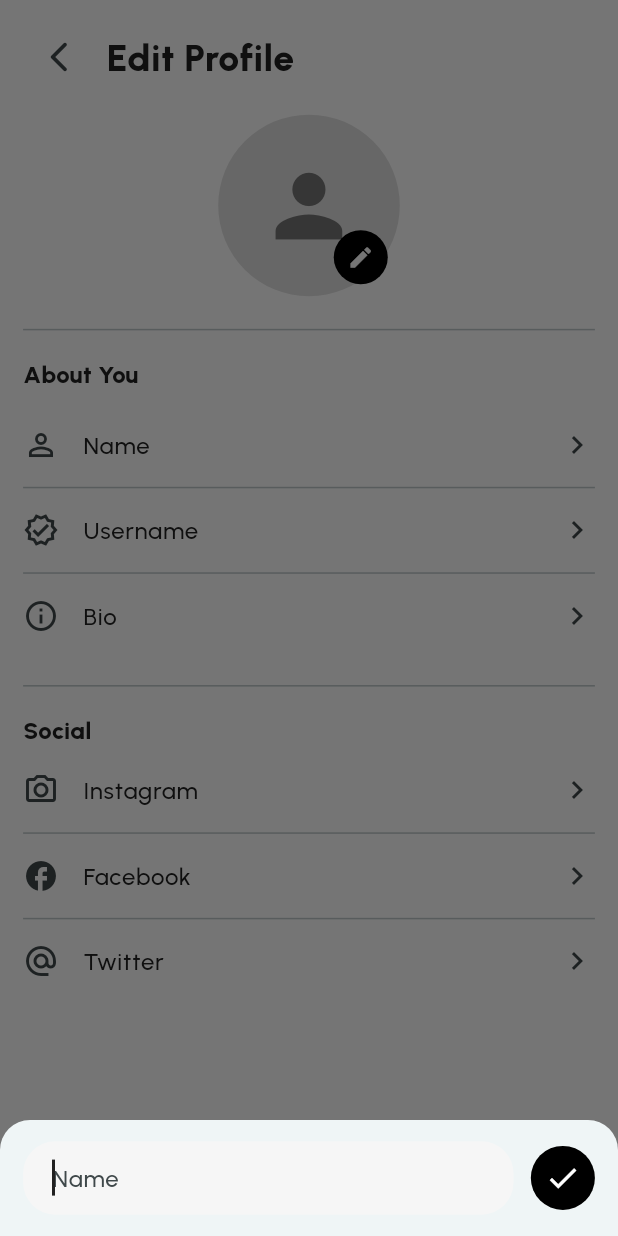
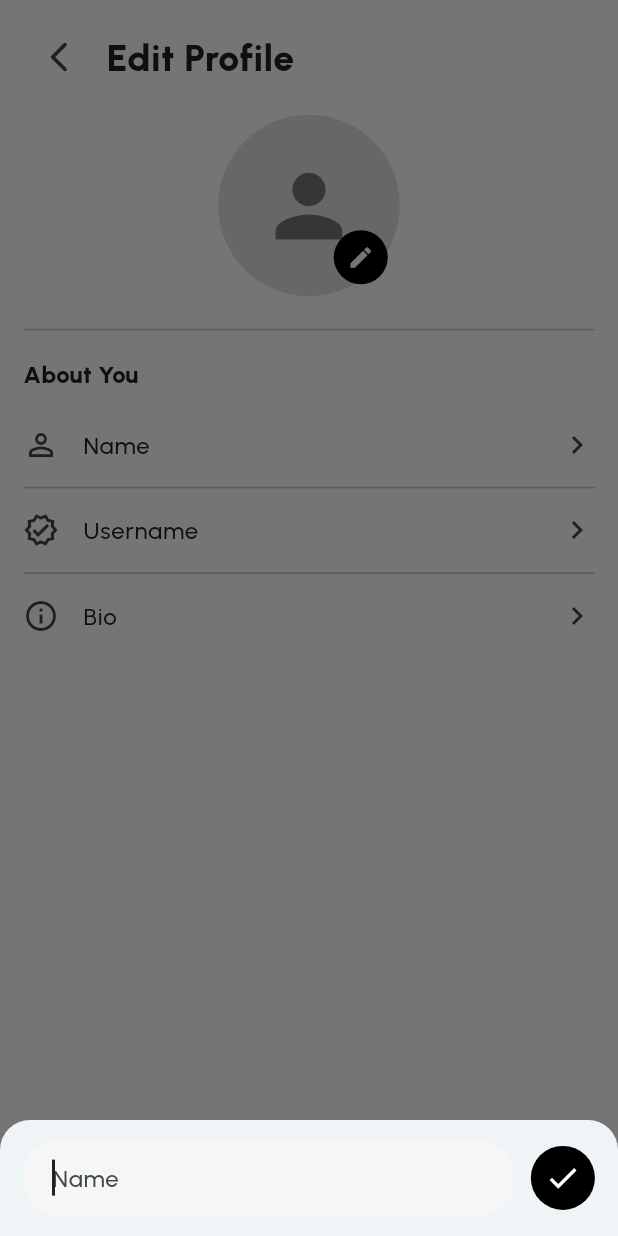
Before and after one commit to ayoubelbadaoui/boomerang, a Flutter app: the EditProfilePage screen opened directly, after a tap on "Name", on a phone screen of 412 x 824 dp. Run offline on Flutter 3.47's test engine with Material 3 defaults, Android fonts, the phone set to English and light mode, and no system bars; our stand-ins replace audioplayers, camera, cloud_firestore, emoji_picker_flutter, firebase_auth, firebase_core and 14 more; missing offline and left inert: audio_session, ffmpeg_kit_flutter_new, record; accounts and stored records are empty.

Commit message:
remove social media fields (IG, Facebook, Twitter) from profile
Made-with: Cursor

```diff
--- a/lib/features/profile/application/profile_controller.dart
+++ b/lib/features/profile/application/profile_controller.dart
@@ -40,9 +40,6 @@ class ProfileController extends AsyncNotifier<UserProfile?> {
     String? avatarUrl,
     String? phone,
     String? bio,
-    String? instagram,
-    String? facebook,
-    String? twitter,
   }) async {
     final repo = ref.read(userProfileRepoProvider);
     await repo.updateCurrentUserProfile(
@@ -51,9 +48,6 @@ class ProfileController extends AsyncNotifier<UserProfile?> {
       avatarUrl: avatarUrl,
       phone: phone,
       bio: bio,
-      instagram: instagram,
-      facebook: facebook,
-      twitter: twitter,
     );
 
     // Keep multi-account session data in sync for the switcher UI
--- a/lib/features/profile/domain/user_profile.dart
+++ b/lib/features/profile/domain/user_profile.dart
@@ -8,9 +8,6 @@ class UserProfile {
     this.email = '',
     this.phone = '',
     this.birthday,
-    this.instagram = '',
-    this.facebook = '',
-    this.twitter = '',
     this.isPrivate = false,
     this.followersCount = 0,
     this.followingCount = 0,
@@ -25,9 +22,6 @@ class UserProfile {
   final String email;
   final String phone;
   final DateTime? birthday;
-  final String instagram;
-  final String facebook;
-  final String twitter;
   final bool isPrivate;
   final int followersCount;
   final int followingCount;
@@ -53,9 +47,6 @@ class UserProfile {
       email: (data['email'] ?? '') as String,
       phone: (data['phone'] ?? '') as String,
       birthday: _parseBirthday(data['birthday']),
-      instagram: (data['instagram'] ?? '') as String,
-      facebook: (data['facebook'] ?? '') as String,
-      twitter: (data['twitter'] ?? '') as String,
       isPrivate: (data['isPrivate'] ?? false) as bool,
       followersCount: (data['followersCount'] ?? 0) as int,
       followingCount: (data['followingCount'] ?? 0) as int,
--- a/lib/features/profile/infrastructure/user_profile_repo.dart
+++ b/lib/features/profile/infrastructure/user_profile_repo.dart
@@ -149,9 +149,6 @@ class UserProfileRepo {
     String? email,
     String? phone,
     String? bio,
-    String? instagram,
-    String? facebook,
-    String? twitter,
     DateTime? birthday,
   }) async {
     final uid = _auth.currentUser?.uid;
@@ -165,9 +162,6 @@ class UserProfileRepo {
       if (email != null) 'email': email,
       if (phone != null) 'phone': phone,
       if (bio != null) 'bio': bio,
-      if (instagram != null) 'instagram': instagram,
-      if (facebook != null) 'facebook': facebook,
-      if (twitter != null) 'twitter': twitter,
       if (birthday != null) 'birthday': birthday.toIso8601String(),
       'updatedAt': FieldValue.serverTimestamp(),
     };
--- a/lib/features/profile/presentation/widgets/edit_profile_page.dart
+++ b/lib/features/profile/presentation/widgets/edit_profile_page.dart
@@ -143,56 +143,6 @@ class _EditProfilePageState extends ConsumerState<EditProfilePage> {
                   ),
             ),
             SizedBox(height: 12.h),
-            const Divider(),
-            SizedBox(height: 12.h),
-            Text(
-              'Social',
-              style: TextStyle(fontWeight: FontWeight.w800, fontSize: 18.sp),
-            ),
-            _NavItem(
-              icon: Icons.camera_alt_outlined,
-              label: 'Instagram',
-              value: p?.instagram ?? '',
-              onTap:
-                  () => _editValue(
-                    title: 'Instagram',
-                    initial: p?.instagram ?? '',
-                    onSubmit:
-                        (v) => ref
-                            .read(profileControllerProvider.notifier)
-                            .updateProfile(instagram: v.trim()),
-                  ),
-            ),
-            const Divider(height: 1),
-            _NavItem(
-              icon: Icons.facebook_outlined,
-              label: 'Facebook',
-              value: p?.facebook ?? '',
-              onTap:
-                  () => _editValue(
-                    title: 'Facebook',
-                    initial: p?.facebook ?? '',
-                    onSubmit:
-                        (v) => ref
-                            .read(profileControllerProvider.notifier)
-                            .updateProfile(facebook: v.trim()),
-                  ),
-            ),
-            const Divider(height: 1),
-            _NavItem(
-              icon: Icons.alternate_email,
-              label: 'Twitter',
-              value: p?.twitter ?? '',
-              onTap:
-                  () => _editValue(
-                    title: 'Twitter',
-                    initial: p?.twitter ?? '',
-                    onSubmit:
-                        (v) => ref
-                            .read(profileControllerProvider.notifier)
-                            .updateProfile(twitter: v.trim()),
-                  ),
-            ),
           ],
         ),
       ),
```
